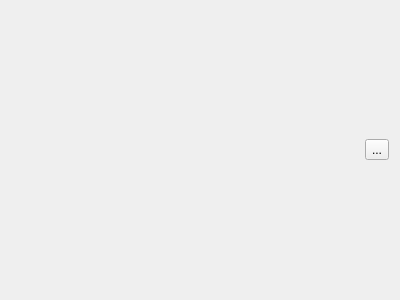
amauri-bz/az_log_analyzer, file plaintextview.ui: the form before one commit.
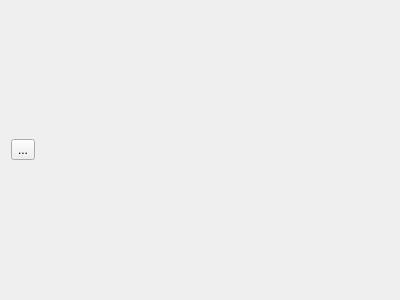
The form after the commit.

Commit message: Layout reorganization and performance issues

```diff
--- a/plaintextview.ui
+++ b/plaintextview.ui
@@ -10,30 +10,23 @@
     <height>300</height>
    </rect>
   </property>
+  <property name="minimumSize">
+   <size>
+    <width>100</width>
+    <height>0</height>
+   </size>
+  </property>
   <property name="windowTitle">
    <string>Form</string>
   </property>
-  <layout class="QGridLayout" name="gridLayout">
-   <item row="0" column="1">
+  <layout class="QVBoxLayout" name="verticalLayout">
+   <item>
     <widget class="QToolButton" name="toolButton">
      <property name="text">
       <string>...</string>
      </property>
     </widget>
    </item>
-   <item row="0" column="0">
-    <spacer name="horizontalSpacer">
-     <property name="orientation">
-      <enum>Qt::Horizontal</enum>
-     </property>
-     <property name="sizeHint" stdset="0">
-      <size>
-       <width>344</width>
-       <height>20</height>
-      </size>
-     </property>
-    </spacer>
-   </item>
   </layout>
  </widget>
  <resources/>
```
The commit also changes 13 other files.
